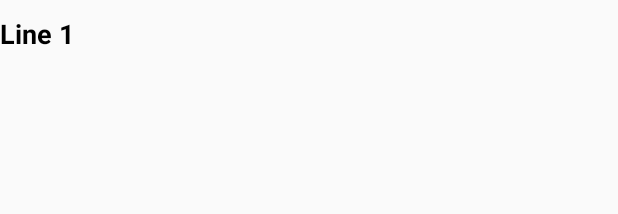
After one commit to tthurman/dwim, an Android app: the layout drawer_item.xml on its own in the app's theme, with its tools: preview values and no code run, on a phone screen of 412 x 824 dp. The commit adds this screen. Shown: the top 214 px of the screen. Run offline under Robolectric (Android 15) with nearby library versions, the phone set to English and light mode, and no system bars.

Commit message:
Add drawer

```diff
--- a/src/main/AndroidManifest.xml
+++ b/src/main/AndroidManifest.xml
@@ -22,6 +22,7 @@
                 android:name="org.marnanel.dwim.DwimApplication"
                 android:icon="@drawable/icon"
                 android:label="@string/app_name"
+                android:theme="@style/Theme.AppCompat.Light.NoActionBar"
         >
 
       <activity
--- /dev/null
+++ b/src/main/res/layout/drawer_item.xml
@@ -0,0 +1,21 @@
+<?xml version="1.0" encoding="utf-8"?>
+<RelativeLayout xmlns:android="http://schemas.android.com/apk/res/android"
+        android:layout_width="match_parent"
+        android:layout_height="match_parent"
+        android:paddingTop="10dp"
+        android:paddingBottom="10dp">
+
+<TextView
+        android:id="@+id/title"
+        android:layout_width="wrap_content"
+        android:layout_height="wrap_content"
+        android:textSize="18sp"
+        android:gravity="center_vertical"
+        android:textColor="#000"
+        android:text="Line 1"
+        android:textStyle="bold"
+        android:layout_alignParentTop="true"
+        android:layout_toRightOf="@+id/icon"
+        android:layout_toEndOf="@+id/icon" />
+
+</RelativeLayout>
--- a/src/main/res/values/strings.xml
+++ b/src/main/res/values/strings.xml
@@ -10,4 +10,6 @@
    <string name="action_sign_in_short">Sign in</string>
    <string name="error_field_required">Field required</string>
    <string name="login_activity_title">Sign in to Dreamwidth</string>
+   <string name="drawer_open">Drawer open</string>
+   <string name="drawer_close">Drawer close</string>
 </resources>
```
Also changed, not shown: src/main/java/org/marnanel/dwim/activities/MainActivity.java (+80 -15 lines), src/main/res/layout/activity_main.xml (+32 -5 lines), src/main/res/layout/drawer_header.xml (added, +16 -0 lines), src/main/res/layout/menu_drawer.xml (added, +26 -0 lines).
